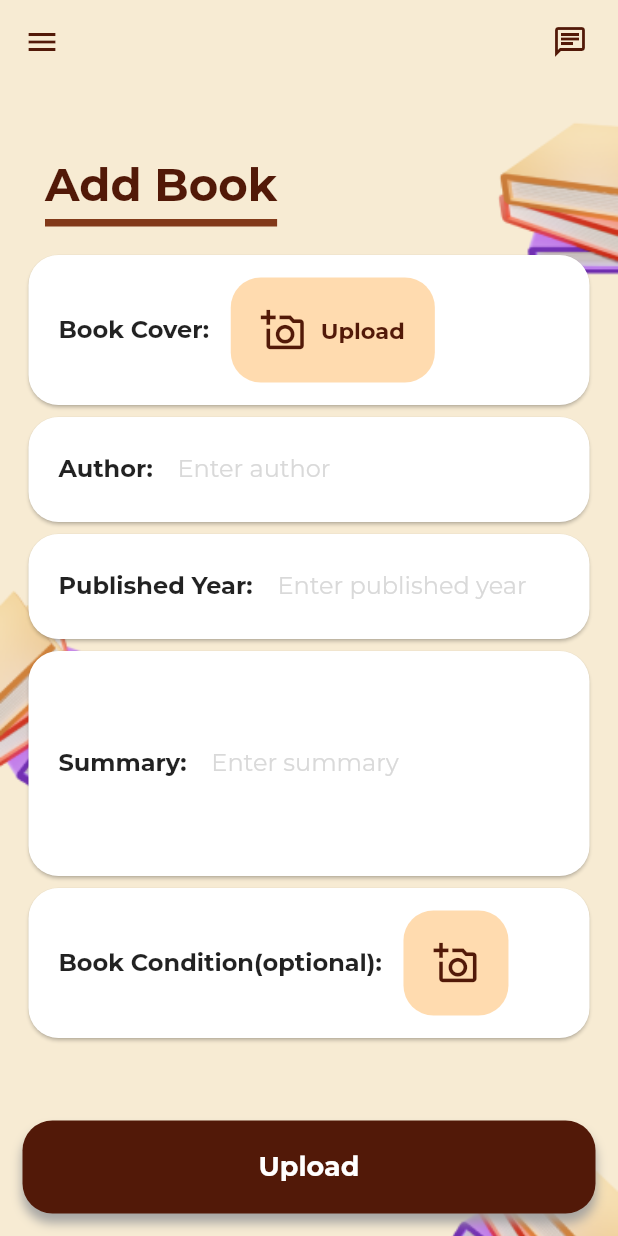
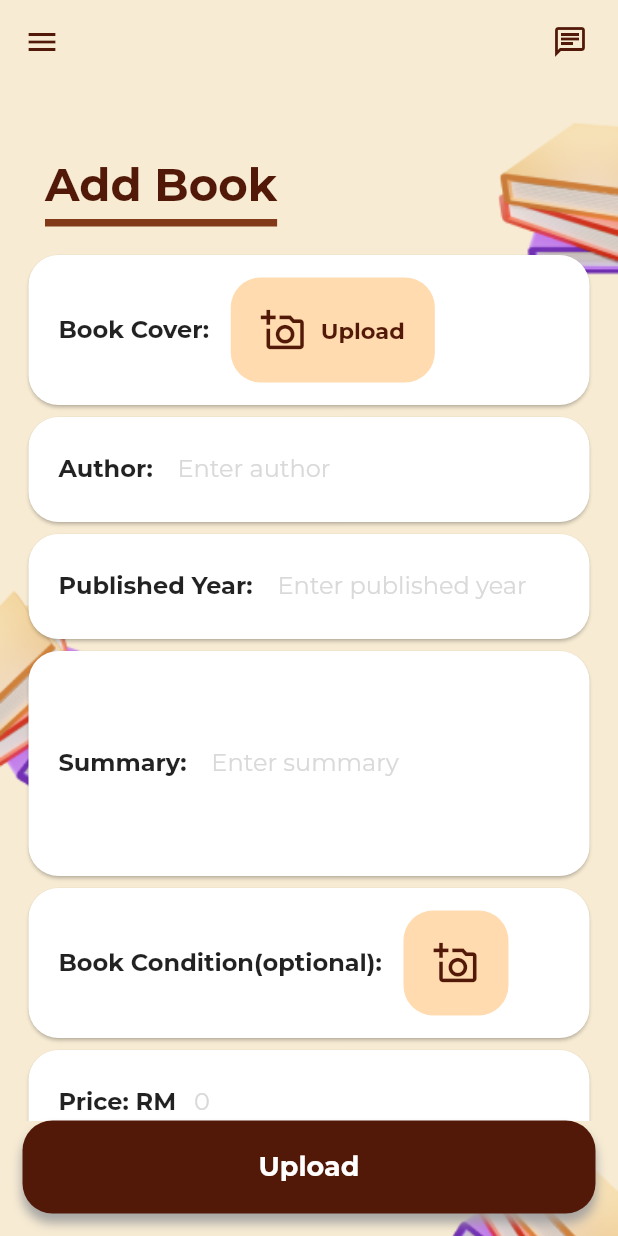
Before and after one commit to AndreaGon/6002CEM_Group6, a Flutter app: the AddBook screen opened by its route, on a phone screen of 412 x 824 dp. Run offline on Flutter 3.47's test engine with Material 2 defaults, Android fonts, the phone set to English and light mode, and no system bars; our stand-ins replace firebase_core, google_fonts; accounts and stored records are empty.

Commit message:
modify add book ui

```diff
--- a/lib/view/books/add_book.dart
+++ b/lib/view/books/add_book.dart
@@ -1,4 +1,3 @@
-import 'package:bookbridge/view/login_register/textfield.dart';
 import 'package:flutter/material.dart';
 
 import '../../res/colors.dart';
@@ -296,6 +295,41 @@ class _AddBookState extends State<AddBook> {
                                 )
                             ),
 
+                            //Book price
+                            Card(
+                                shape: RoundedRectangleBorder(borderRadius: BorderRadius.circular(20)),
+                                child:Container(
+                                  width: double.infinity,
+                                  height: 70,
+                                  alignment: Alignment.centerLeft,
+                                  padding: const EdgeInsets.fromLTRB(20, 0, 20, 0),
+                                  child: Row(
+                                      children: [
+                                        const Text('Price: RM', style: TextStyle(fontSize: 16,fontWeight: FontWeight.bold)),
+                                        SizedBox(
+                                          width: 200,
+                                          child: TextField(
+                                            keyboardType: TextInputType.number,
+                                            decoration: InputDecoration(
+                                              filled: true,
+                                              fillColor: Colors.white,
+                                              hintText: '0',
+                                              hintStyle: const TextStyle(fontSize: 16, color: lightgrey),
+                                              border: OutlineInputBorder(
+                                                borderSide: const BorderSide(
+                                                  width: 0.0,
+                                                  style: BorderStyle.none,
+                                                ),
+                                                borderRadius: BorderRadius.circular(20.0),
+                                              ),
+                                            ),
+                                          ),
+                                        ),
+                                      ]
+                                  ),
+                                )
+                            ),
+
                             SizedBox(height: 10,),
                           ]
                       )
```
